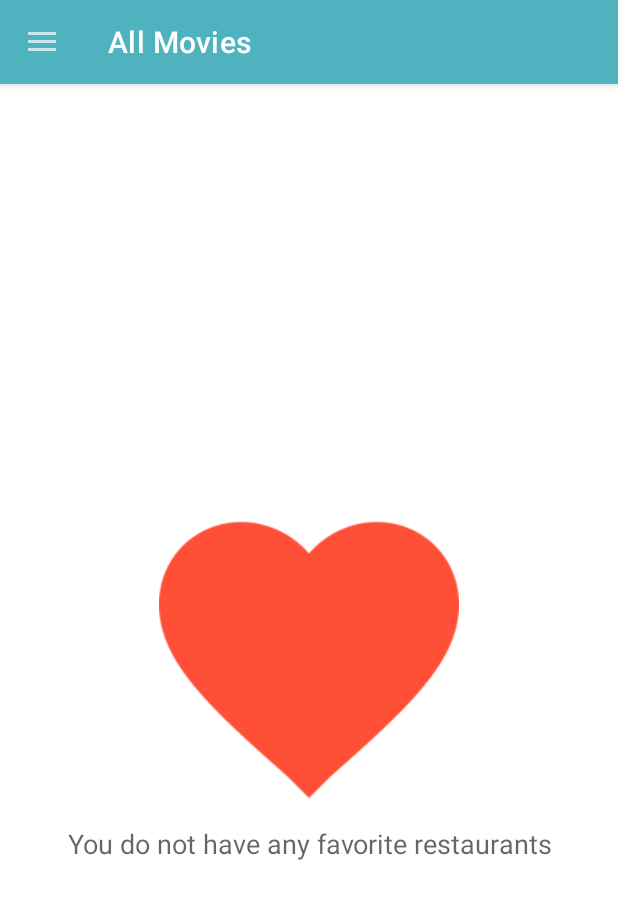
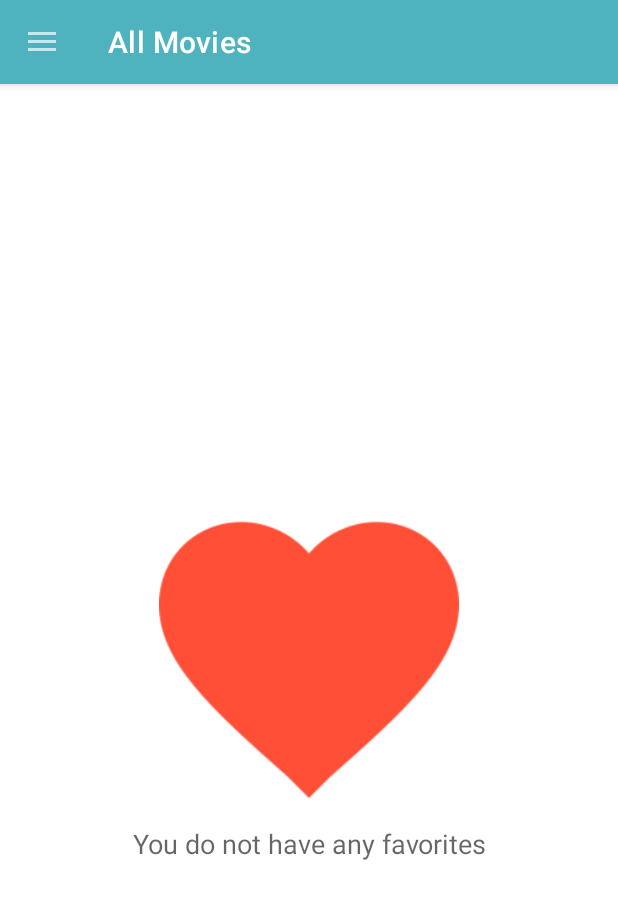
Before and after one commit to vansh-rgb/The-MovieDB, an Android app: the fragment FavoritesFragment placed in its activity, on a phone screen of 412 x 824 dp. Shown: the top 899 px of the screen. Run offline under Robolectric (Android 15) with nearby library versions, the phone set to English and light mode, and no system bars; our stand-ins replace Room's generated code, Volley; network calls fail; 4 statements that could not run were skipped.

Commit message:
Favourites Tag Changed

```diff
--- a/app/src/main/res/values/strings.xml
+++ b/app/src/main/res/values/strings.xml
@@ -2,7 +2,7 @@
     <string name="app_name">The MovieDB</string>
     <string name="home">Home</string>
     <string name="favorites">Favorites</string>
-    <string name="no_favorites">You do not have any favorite restaurants</string>
+    <string name="no_favorites">You do not have any favorites</string>
     <string name="hello_blank_fragment">Hello blank fragment</string>
     <string name="movie_name">Movie</string>
     <string name="_1_0">1.0</string>
```
